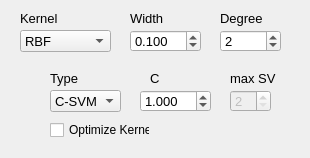
The window that _AlgorithmsPlugins/KernelMethods/paramsSVM.ui (b4silio/MLDemos) describes before a commit, drawn with Qt 5.
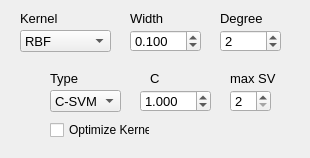
The same window after the commit.

The edit to the form file:
```diff
--- a/_AlgorithmsPlugins/KernelMethods/paramsSVM.ui
+++ b/_AlgorithmsPlugins/KernelMethods/paramsSVM.ui
@@ -219,7 +219,7 @@
   </widget>
   <widget class="QSpinBox" name="maxSVSpin">
    <property name="enabled">
-    <bool>false</bool>
+    <bool>true</bool>
    </property>
    <property name="geometry">
     <rect>
```
